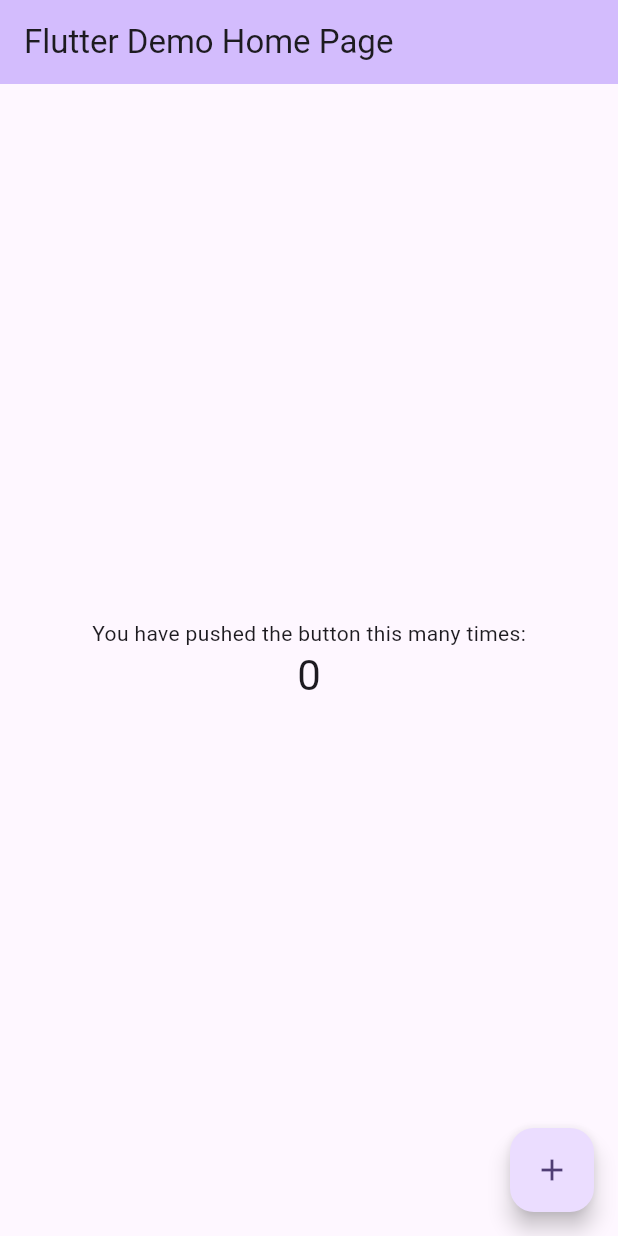
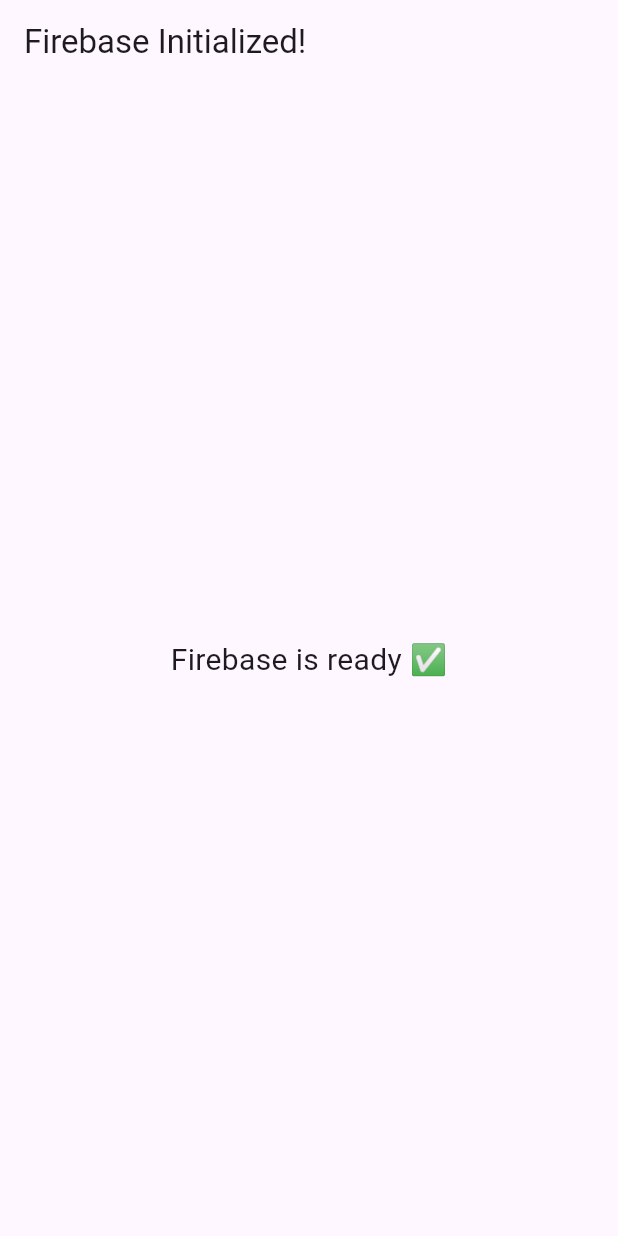
Before and after one commit to khadooja/AppChat, a Flutter app: the screen it shows after launch, on a phone screen of 412 x 824 dp. Run offline on Flutter 3.47's test engine with Material 3 defaults, Android fonts, the phone set to English and light mode, and no system bars; our stand-ins replace firebase_core; accounts and stored records are empty.

Commit message:
firebase add

```diff
--- a/lib/main.dart
+++ b/lib/main.dart
@@ -1,125 +1,49 @@
 import 'package:flutter/material.dart';
+import 'package:firebase_core/firebase_core.dart';
+import 'firebase_options.dart'; // الملف اللي تولد تلقائي بعد flutterfire configure
 
-void main() {
+void main() async {
+  WidgetsFlutterBinding.ensureInitialized();
+
+  // تهيئة Firebase
+  await Firebase.initializeApp(
+    options: DefaultFirebaseOptions.currentPlatform,
+  );
+
   runApp(const MyApp());
 }
 
 class MyApp extends StatelessWidget {
   const MyApp({super.key});
 
-  // This widget is the root of your application.
   @override
   Widget build(BuildContext context) {
     return MaterialApp(
-      title: 'Flutter Demo',
+      title: 'Flutter Firebase App',
       theme: ThemeData(
-        // This is the theme of your application.
-        //
-        // TRY THIS: Try running your application with "flutter run". You'll see
-        // the application has a purple toolbar. Then, without quitting the app,
-        // try changing the seedColor in the colorScheme below to Colors.green
-        // and then invoke "hot reload" (save your changes or press the "hot
-        // reload" button in a Flutter-supported IDE, or press "r" if you used
-        // the command line to start the app).
-        //
-        // Notice that the counter didn't reset back to zero; the application
-        // state is not lost during the reload. To reset the state, use hot
-        // restart instead.
-        //
-        // This works for code too, not just values: Most code changes can be
-        // tested with just a hot reload.
-        colorScheme: ColorScheme.fromSeed(seedColor: Colors.deepPurple),
-        useMaterial3: true,
+        primarySwatch: Colors.blue,
       ),
-      home: const MyHomePage(title: 'Flutter Demo Home Page'),
+      home: const HomeScreen(),
+      debugShowCheckedModeBanner: false,
     );
   }
 }
 
-class MyHomePage extends StatefulWidget {
-  const MyHomePage({super.key, required this.title});
-
-  // This widget is the home page of your application. It is stateful, meaning
-  // that it has a State object (defined below) that contains fields that affect
-  // how it looks.
-
-  // This class is the configuration for the state. It holds the values (in this
-  // case the title) provided by the parent (in this case the App widget) and
-  // used by the build method of the State. Fields in a Widget subclass are
-  // always marked "final".
-
-  final String title;
-
-  @override
-  State<MyHomePage> createState() => _MyHomePageState();
-}
-
-class _MyHomePageState extends State<MyHomePage> {
-  int _counter = 0;
-
-  void _incrementCounter() {
-    setState(() {
-      // This call to setState tells the Flutter framework that something has
-      // changed in this State, which causes it to rerun the build method below
-      // so that the display can reflect the updated values. If we changed
-      // _counter without calling setState(), then the build method would not be
-      // called again, and so nothing would appear to happen.
-      _counter++;
-    });
-  }
+class HomeScreen extends StatelessWidget {
+  const HomeScreen({super.key});
 
   @override
   Widget build(BuildContext context) {
-    // This method is rerun every time setState is called, for instance as done
-    // by the _incrementCounter method above.
-    //
-    // The Flutter framework has been optimized to make rerunning build methods
-    // fast, so that you can just rebuild anything that needs updating rather
-    // than having to individually change instances of widgets.
     return Scaffold(
       appBar: AppBar(
-        // TRY THIS: Try changing the color here to a specific color (to
-        // Colors.amber, perhaps?) and trigger a hot reload to see the AppBar
-        // change color while the other colors stay the same.
-        backgroundColor: Theme.of(context).colorScheme.inversePrimary,
-        // Here we take the value from the MyHomePage object that was created by
-        // the App.build method, and use it to set our appbar title.
-        title: Text(widget.title),
+        title: const Text('Firebase Initialized!'),
       ),
-      body: Center(
-        // Center is a layout widget. It takes a single child and positions it
-        // in the middle of the parent.
-        child: Column(
-          // Column is also a layout widget. It takes a list of children and
-          // arranges them vertically. By default, it sizes itself to fit its
-          // children horizontally, and tries to be as tall as its parent.
-          //
-          // Column has various properties to control how it sizes itself and
-          // how it positions its children. Here we use mainAxisAlignment to
-          // center the children vertically; the main axis here is the vertical
-          // axis because Columns are vertical (the cross axis would be
-          // horizontal).
-          //
-          // TRY THIS: Invoke "debug painting" (choose the "Toggle Debug Paint"
-          // action in the IDE, or press "p" in the console), to see the
-          // wireframe for each widget.
-          mainAxisAlignment: MainAxisAlignment.center,
-          children: <Widget>[
-            const Text(
-              'You have pushed the button this many times:',
-            ),
-            Text(
-              '$_counter',
-              style: Theme.of(context).textTheme.headlineMedium,
-            ),
-          ],
+      body: const Center(
+        child: Text(
+          'Firebase is ready ✅',
+          style: TextStyle(fontSize: 20),
         ),
       ),
-      floatingActionButton: FloatingActionButton(
-        onPressed: _incrementCounter,
-        tooltip: 'Increment',
-        child: const Icon(Icons.add),
-      ), // This trailing comma makes auto-formatting nicer for build methods.
     );
   }
 }
--- a/pubspec.yaml
+++ b/pubspec.yaml
@@ -35,6 +35,7 @@ dependencies:
   # The following adds the Cupertino Icons font to your application.
   # Use with the CupertinoIcons class for iOS style icons.
   cupertino_icons: ^1.0.8
+  firebase_core: ^4.1.0
 
 dev_dependencies:
   flutter_test:
```
Also changed, not shown: firebase.json (added), lib/firebase_options.dart (added), pubspec.lock, 6 other files.
